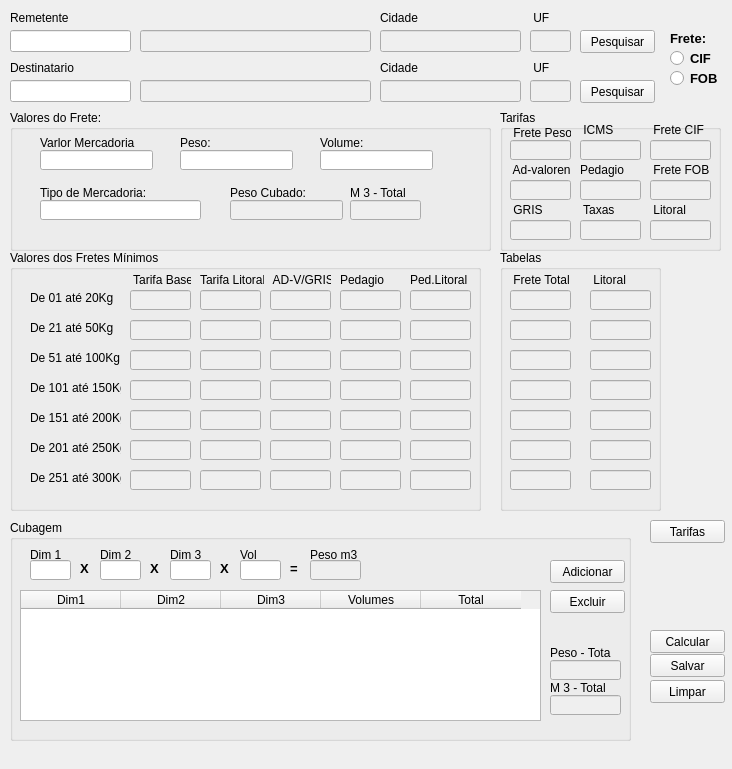
Above: Forms/frm_principal_full.ui from luissantananet/SistCotacao before the change. Below: the same form after it.
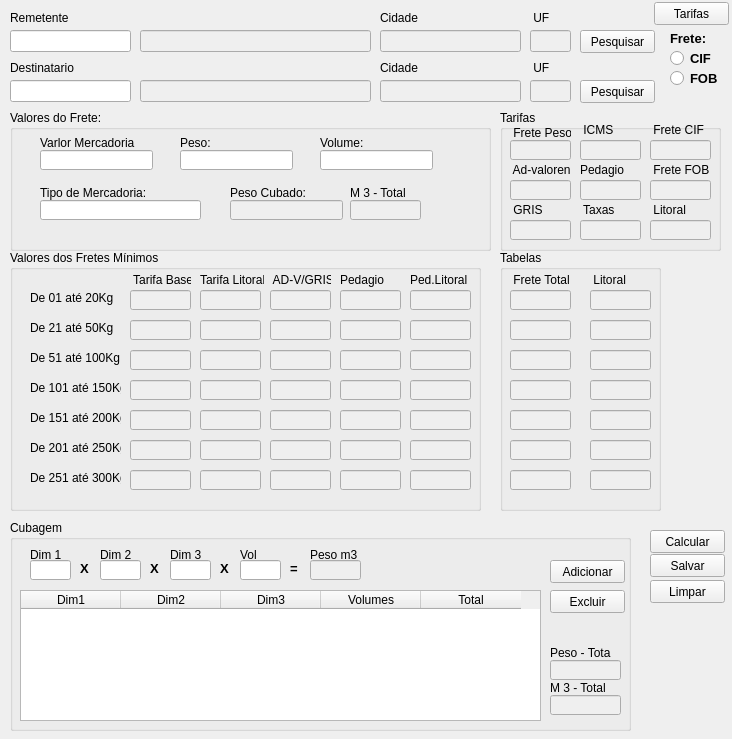
That is the form after the change. Icons and pictures are not drawn.

```diff
--- a/Forms/frm_principal_full.ui
+++ b/Forms/frm_principal_full.ui
@@ -7,19 +7,19 @@
     <x>0</x>
     <y>0</y>
     <width>732</width>
-    <height>769</height>
+    <height>739</height>
    </rect>
   </property>
   <property name="minimumSize">
    <size>
     <width>732</width>
-    <height>769</height>
+    <height>739</height>
    </size>
   </property>
   <property name="maximumSize">
    <size>
     <width>732</width>
-    <height>769</height>
+    <height>739</height>
    </size>
   </property>
   <property name="windowTitle">
@@ -450,7 +450,7 @@
     <property name="geometry">
      <rect>
       <x>650</x>
-      <y>654</y>
+      <y>554</y>
       <width>75</width>
       <height>23</height>
      </rect>
@@ -463,7 +463,7 @@
     <property name="geometry">
      <rect>
       <x>650</x>
-      <y>680</y>
+      <y>580</y>
       <width>75</width>
       <height>23</height>
      </rect>
@@ -476,7 +476,7 @@
     <property name="geometry">
      <rect>
       <x>650</x>
-      <y>630</y>
+      <y>530</y>
       <width>75</width>
       <height>23</height>
      </rect>
@@ -491,9 +491,15 @@
       <x>10</x>
       <y>520</y>
       <width>621</width>
-      <height>221</height>
+      <height>211</height>
      </rect>
     </property>
+    <property name="maximumSize">
+     <size>
+      <width>16777215</width>
+      <height>16777208</height>
+     </size>
+    </property>
     <property name="title">
      <string>Cubagem</string>
     </property>
@@ -1852,8 +1858,8 @@
    <widget class="QPushButton" name="btn_tarifa">
     <property name="geometry">
      <rect>
-      <x>650</x>
-      <y>520</y>
+      <x>654</x>
+      <y>2</y>
       <width>75</width>
       <height>23</height>
      </rect>
```
Left out of the diff: 10 changed lines with no effect on the pictures.
